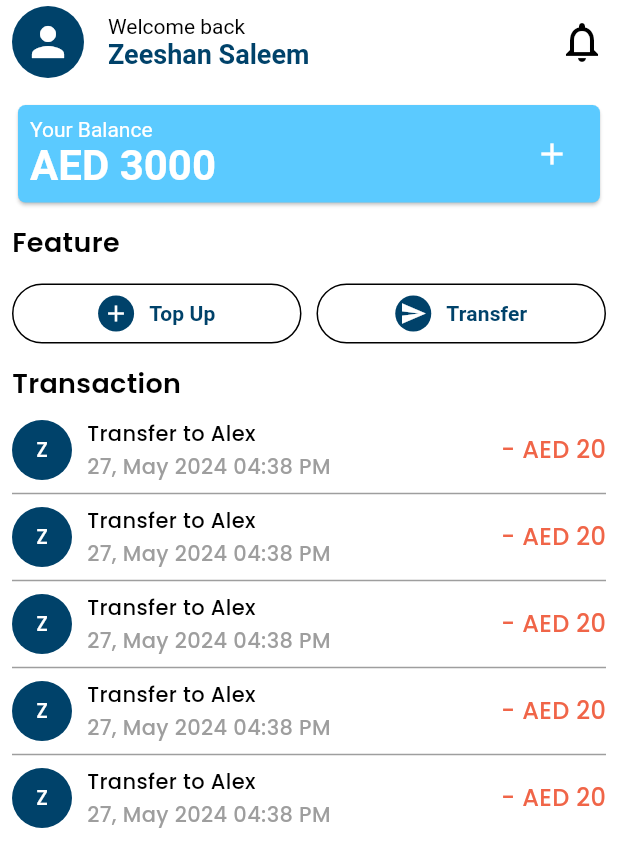
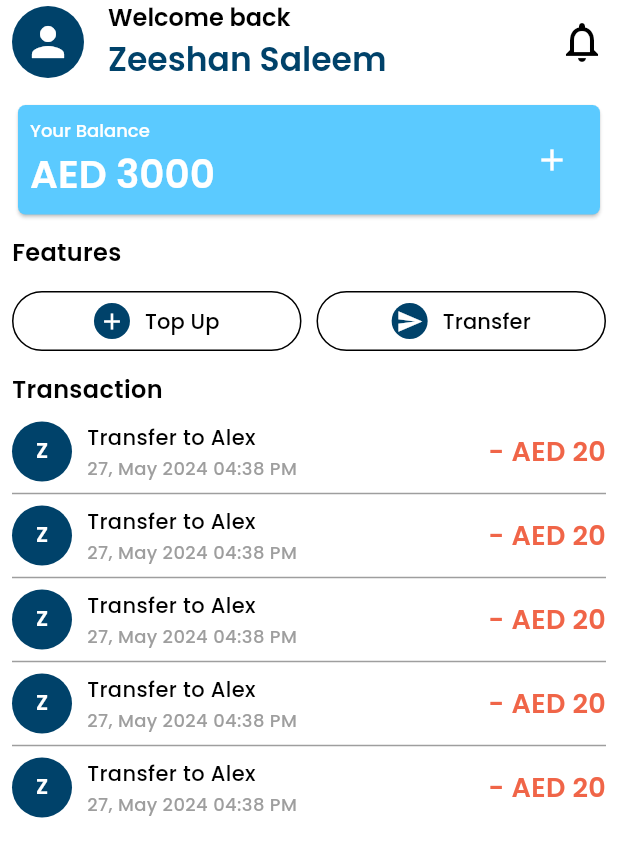
Before and after one commit to ZeeshanSalem/fh_assessment, a Flutter app: the screen it shows after launch, on a phone screen of 412 x 824 dp. Shown: the top 867 px of the screen. Run offline on Flutter 3.47's test engine with Material 3 defaults, Android fonts, the phone set to English and light mode, and no system bars; our stand-ins replace connectivity_plus, dio, equatable, flutter_bloc, get_it, go_router and 3 more.

Commit message:
typography is updated

```diff
--- a/lib/core/utils/typography.dart
+++ b/lib/core/utils/typography.dart
@@ -3,38 +3,33 @@ import 'package:google_fonts/google_fonts.dart';
 
 import 'app_colors.dart';
 
-class AppTypography{
+class AppTypography {
   static TextTheme lightTheme = TextTheme(
+    headlineLarge: GoogleFonts.poppins(
+        fontSize: 26, fontWeight: FontWeight.w600, color: CustomColors.primary),
+    headlineMedium: GoogleFonts.poppins(
+        fontSize: 18, fontWeight: FontWeight.w600, color: Colors.black),
+    headlineSmall: GoogleFonts.poppins(
+        fontSize: 16, fontWeight: FontWeight.w600, color: Colors.grey),
     titleLarge: GoogleFonts.poppins(
-      fontSize: 22,
-      fontWeight: FontWeight.w500,
-      color: CustomColors.primary
-    ),
+        fontSize: 22, fontWeight: FontWeight.w600, color: CustomColors.primary),
     titleMedium: GoogleFonts.poppins(
-      fontSize: 16,
-      fontWeight: FontWeight.w500,
-    ),
+        fontSize: 16, fontWeight: FontWeight.w600, color: Colors.black),
     titleSmall: GoogleFonts.poppins(
-      fontSize: 14,
-      fontWeight: FontWeight.w500,
-    ),
+        fontSize: 14, fontWeight: FontWeight.w600, color: Colors.grey),
     bodyLarge: GoogleFonts.poppins(
       fontSize: 16,
       fontWeight: FontWeight.w500,
+      color: CustomColors.primary,
     ),
     bodyMedium: GoogleFonts.poppins(
-      fontSize: 14,
-      fontWeight: FontWeight.w500,
-    ),
+        fontSize: 14, fontWeight: FontWeight.w500, color: Colors.black),
     bodySmall: GoogleFonts.poppins(
       fontSize: 12,
       fontWeight: FontWeight.w500,
+      color: Colors.grey,
     ),
     labelMedium: GoogleFonts.poppins(
-      fontSize: 12,
-      fontWeight: FontWeight.w500,
-      color: Colors.white
-    ),
+        fontSize: 12, fontWeight: FontWeight.w500, color: Colors.white),
   );
-
 }
--- a/lib/features/home/presentation/ui/home_screen.dart
+++ b/lib/features/home/presentation/ui/home_screen.dart
@@ -1,4 +1,5 @@
 import 'package:fh_assignment/core/utils/app_colors.dart';
+import 'package:fh_assignment/core/utils/typography.dart';
 import 'package:fh_assignment/features/home/presentation/ui/widgets/widget.dart';
 import 'package:flutter/material.dart';
 
@@ -23,15 +24,11 @@ class HomeScreen extends StatelessWidget {
         title: RichText(
           text: TextSpan(
               text: 'Welcome back\n',
-              style: TextStyle(fontSize: 14, color: Colors.black),
+              style: AppTypography.lightTheme.titleMedium,
               children: [
                 TextSpan(
                   text: 'Zeeshan Saleem',
-                  style: TextStyle(
-                    fontSize: 18,
-                    color: CustomColors.primary,
-                    fontWeight: FontWeight.w600,
-                  ),
+                  style: AppTypography.lightTheme.titleLarge,
                 ),
               ]),
         ),
@@ -57,8 +54,8 @@ class HomeScreen extends StatelessWidget {
 
             /// Feature Action Buttons.
             Text(
-              'Feature',
-              style: TextStyle(fontWeight: FontWeight.w600, fontSize: 18),
+              'Features',
+              style: AppTypography.lightTheme.titleMedium,
             ),
             Row(
               spacing: 10,
@@ -83,7 +80,7 @@ class HomeScreen extends StatelessWidget {
             ///  Transaction.
             Text(
               'Transaction',
-              style: TextStyle(fontWeight: FontWeight.w600, fontSize: 18),
+              style: AppTypography.lightTheme.titleMedium,
             ),
 
             ListView.separated(
--- a/lib/features/home/presentation/ui/widgets/feature_button.dart
+++ b/lib/features/home/presentation/ui/widgets/feature_button.dart
@@ -1,3 +1,4 @@
+import 'package:fh_assignment/core/utils/typography.dart';
 import 'package:flutter/material.dart';
 
 class FeatureButton extends StatelessWidget {
@@ -38,10 +39,7 @@ class FeatureButton extends StatelessWidget {
           ),
           Text(
             '$btnName',
-            style: TextStyle(
-              fontSize: 14,
-              fontWeight: FontWeight.w600,
-            ),
+            style:  AppTypography.lightTheme.bodyMedium,
           ),
         ],
       ),
--- a/lib/features/home/presentation/ui/widgets/transaction_tile.dart
+++ b/lib/features/home/presentation/ui/widgets/transaction_tile.dart
@@ -1,4 +1,5 @@
 import 'package:fh_assignment/core/utils/app_colors.dart';
+import 'package:fh_assignment/core/utils/typography.dart';
 import 'package:flutter/material.dart';
 
 class TransactionTile extends StatelessWidget {
@@ -27,24 +28,20 @@ class TransactionTile extends StatelessWidget {
             children: [
               Text(
                 'Transfer to Alex',
-                style: TextStyle(
-                  fontSize: 14,
-                  color: Colors.black,
-                ),
+                style: AppTypography.lightTheme.bodyMedium,
               ),
               Text(
                 '27, May 2024 04:38 PM',
-                style: TextStyle(
-                  fontSize: 14,
-                  color: Colors.grey,
-                ),
+                style: AppTypography.lightTheme.bodySmall,
               ),
             ],
           ),
         ),
         Text(
           '- AED 20',
-          style: TextStyle(fontSize: 16, color: CustomColors.error),
+          style: AppTypography.lightTheme.headlineMedium?.copyWith(
+            color: CustomColors.error,
+          ),
         ),
       ],
     );
--- a/lib/features/home/presentation/ui/widgets/your_balance_tile.dart
+++ b/lib/features/home/presentation/ui/widgets/your_balance_tile.dart
@@ -1,4 +1,5 @@
 import 'package:fh_assignment/core/utils/app_colors.dart';
+import 'package:fh_assignment/core/utils/typography.dart';
 import 'package:flutter/material.dart';
 
 ///
@@ -20,16 +21,11 @@ class YourBalanceTile extends StatelessWidget {
             RichText(
               text: TextSpan(
                   text: 'Your Balance\n',
-                  style: TextStyle(
-                    fontSize: 14,
-                  ),
+                  style: AppTypography.lightTheme.bodySmall?.copyWith(color: Colors.white),
                   children: [
                     TextSpan(
                       text: 'AED 3000',
-                      style: TextStyle(
-                        fontSize: 28,
-                        fontWeight: FontWeight.w600,
-                      ),
+                      style: AppTypography.lightTheme.headlineLarge?.copyWith(color: Colors.white),
                     ),
                   ]),
             ),
```
